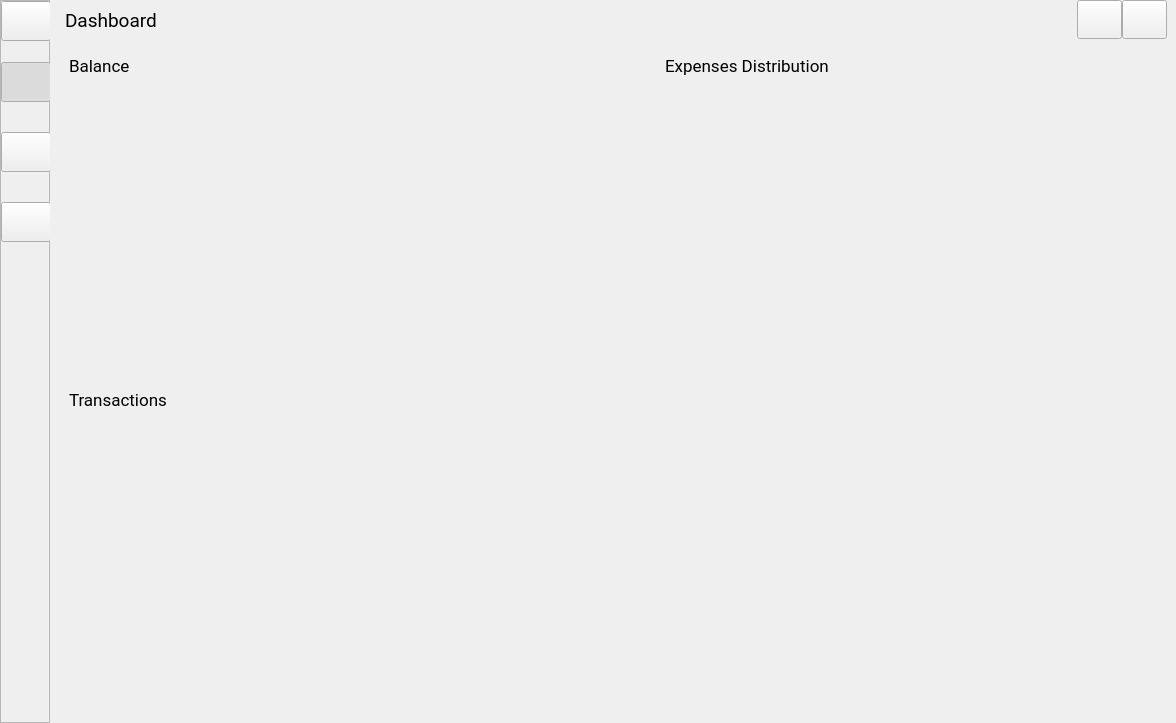
This is skeletons/MainWindow.ui in opierre/Budgetter as Qt 5 draws it before an edit. The edited form follows.
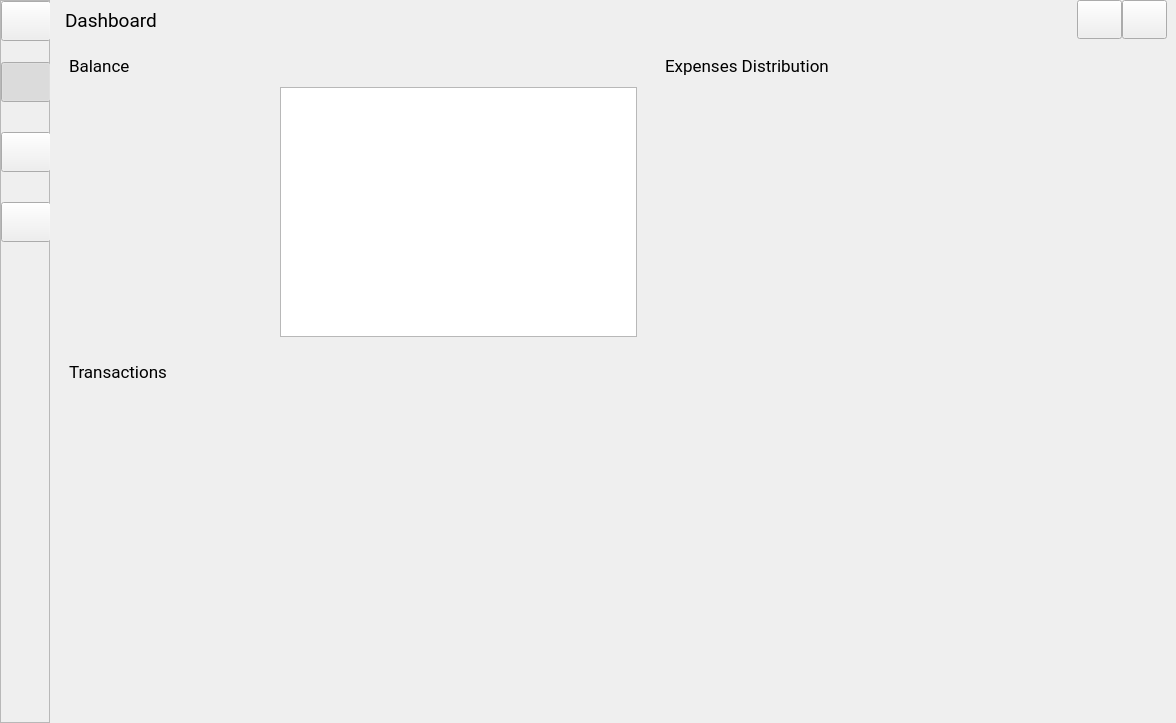
This is the edited form. Icons and pictures are not drawn. Custom widgets are drawn as their Qt base class.

What changed in the file:
```diff
--- a/skeletons/MainWindow.ui
+++ b/skeletons/MainWindow.ui
@@ -907,6 +907,12 @@
        </item>
        <item row="0" column="3">
         <widget class="Container" name="accounts">
+         <property name="sizePolicy">
+          <sizepolicy hsizetype="Preferred" vsizetype="Fixed">
+           <horstretch>0</horstretch>
+           <verstretch>0</verstretch>
+          </sizepolicy>
+         </property>
          <property name="font">
           <font>
            <family>Roboto</family>
@@ -926,9 +932,24 @@
           <layout class="QGridLayout" name="gridLayout_5">
            <item row="0" column="0">
             <widget class="QWidget" name="widgetDonut" native="true">
+             <property name="minimumSize">
+              <size>
+               <width>200</width>
+               <height>250</height>
+              </size>
+             </property>
+             <property name="maximumSize">
+              <size>
+               <width>200</width>
+               <height>250</height>
+              </size>
+             </property>
              <layout class="QVBoxLayout" name="verticalLayout"/>
             </widget>
            </item>
+           <item row="0" column="1">
+            <widget class="QListView" name="listView"/>
+           </item>
           </layout>
          </widget>
         </widget>
```
